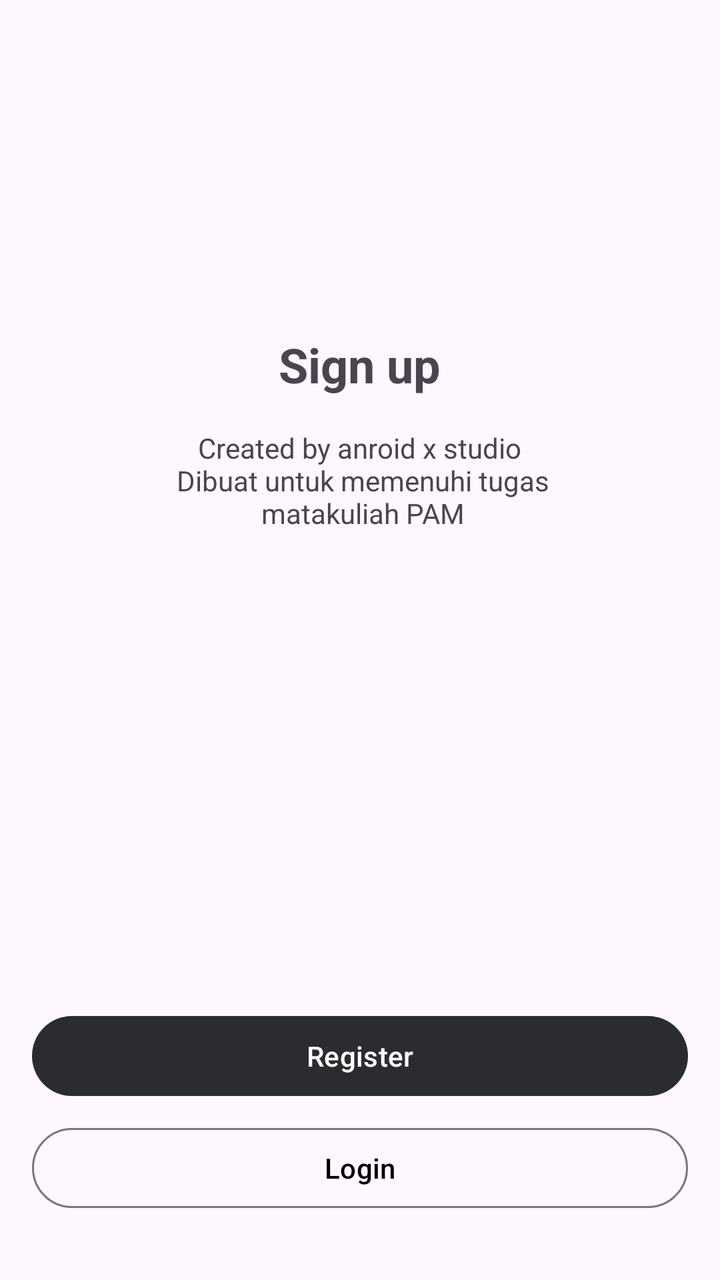
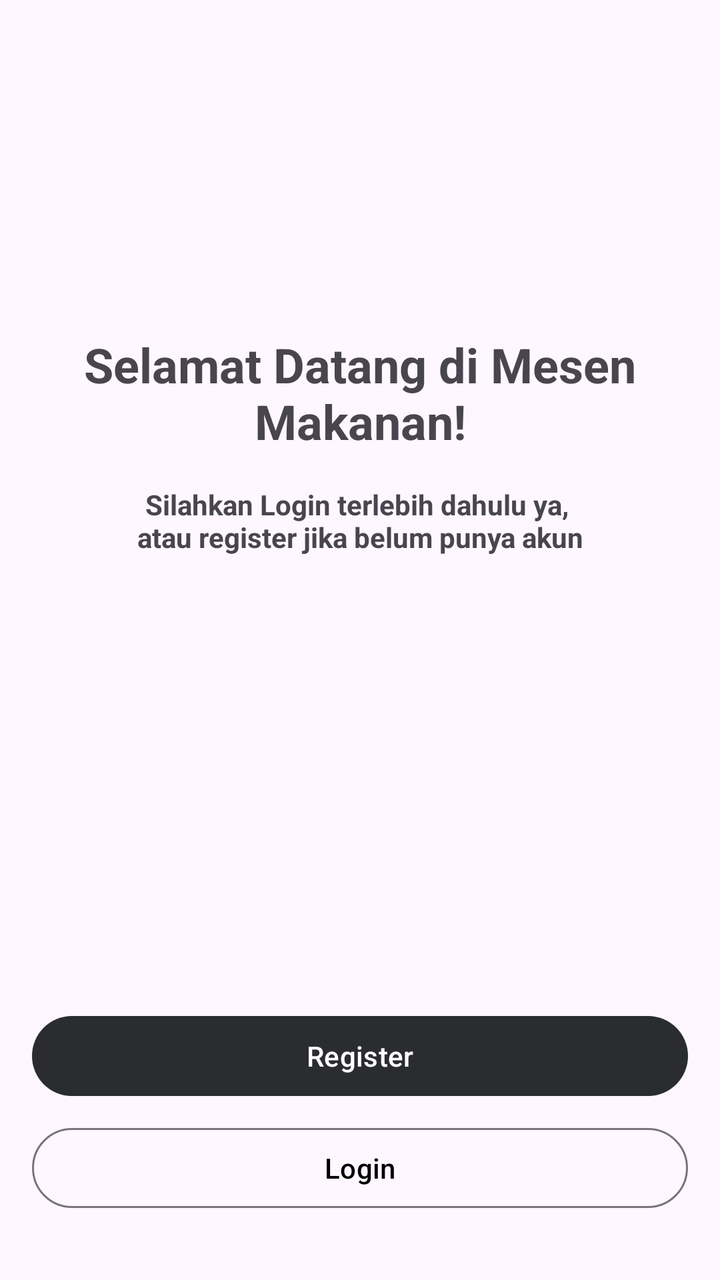

An Android layout rendered at two revisions. The XML below is the earlier revision; the diff shows what the commit changed to produce the second picture.
<!-- AndroidManifest.xml: application theme Theme.MesenMakanan -->
<!-- res/layout/activity_welcome.xml -->
<?xml version="1.0" encoding="utf-8"?>
<RelativeLayout xmlns:android="http://schemas.android.com/apk/res/android"
    xmlns:tools="http://schemas.android.com/tools"
    android:layout_width="match_parent"
    android:layout_height="match_parent"
    android:padding="16dp"
    tools:context=".WelcomeActivity">

    <TextView
        android:id="@+id/text_sign_up"
        android:layout_width="wrap_content"
        android:layout_height="wrap_content"
        android:text="Sign up"
        android:textSize="24sp"
        android:textStyle="bold"
        android:layout_centerHorizontal="true"
        android:layout_marginTop="150dp"/>

    <TextView
        android:id="@+id/text_description"
        android:layout_width="wrap_content"
        android:layout_height="wrap_content"
        android:text="Created by anroid x studio\n Dibuat untuk memenuhi tugas\n matakuliah PAM"
        android:textAlignment="center"
        android:layout_below="@id/text_sign_up"
        android:layout_centerHorizontal="true"
        android:layout_marginTop="16dp"/>

    <LinearLayout
        android:layout_width="match_parent"
        android:layout_height="wrap_content"
        android:orientation="vertical"
        android:layout_alignParentBottom="true"
        android:layout_marginBottom="16dp">

        <Button
            android:id="@+id/button_register"
            android:layout_width="match_parent"
            android:layout_height="wrap_content"
            android:text="Register"
            android:textColor="@color/white"
            tools:ignore="VisualLintButtonSize" />

        <Button
            android:id="@+id/button_login"
            style="?attr/materialButtonOutlinedStyle"
            android:layout_width="match_parent"
            android:layout_height="wrap_content"
            android:layout_marginTop="8dp"
            android:text="Login"
            android:textColor="@color/black"
            tools:ignore="VisualLintButtonSize" />
    </LinearLayout>

</RelativeLayout>
<!-- resources referenced by this layout -->
<resources>
  <color name="black">#FF000000</color>
  <color name="white">#FFFFFFFF</color>
  <style name="Theme.MesenMakanan" parent="Base.Theme.MesenMakanan" />
  <style name="Base.Theme.MesenMakanan" parent="Theme.Material3.DayNight.NoActionBar">
          
          <item name="colorPrimary">@color/storm_gray</item>
      </style>
  <color name="storm_gray">#2B2C2F</color>
</resources>

<!-- the commit's change to res/layout/activity_welcome.xml (unified diff, before → after) -->
@@ -10,21 +10,26 @@
         android:id="@+id/text_sign_up"
         android:layout_width="wrap_content"
         android:layout_height="wrap_content"
-        android:text="Sign up"
+        android:text="Selamat Datang di Mesen Makanan!"
         android:textSize="24sp"
         android:textStyle="bold"
+        android:textAlignment="center"
         android:layout_centerHorizontal="true"
-        android:layout_marginTop="150dp"/>
+        android:layout_marginTop="150dp"
+        tools:ignore="HardcodedText" />
 
     <TextView
         android:id="@+id/text_description"
         android:layout_width="wrap_content"
         android:layout_height="wrap_content"
-        android:text="Created by anroid x studio\n Dibuat untuk memenuhi tugas\n matakuliah PAM"
+        android:text="Silahkan Login terlebih dahulu ya, \natau register jika belum punya akun"
         android:textAlignment="center"
+        android:textStyle="bold"
+        android:textSize="14sp"
         android:layout_below="@id/text_sign_up"
         android:layout_centerHorizontal="true"
-        android:layout_marginTop="16dp"/>
+        android:layout_marginTop="16dp"
+        tools:ignore="HardcodedText" />
 
     <LinearLayout
         android:layout_width="match_parent"
@@ -39,7 +44,7 @@
             android:layout_height="wrap_content"
             android:text="Register"
             android:textColor="@color/white"
-            tools:ignore="VisualLintButtonSize" />
+            tools:ignore="HardcodedText,VisualLintButtonSize" />
 
         <Button
             android:id="@+id/button_login"
@@ -49,7 +54,7 @@
             android:layout_marginTop="8dp"
             android:text="Login"
             android:textColor="@color/black"
-            tools:ignore="VisualLintButtonSize" />
+            tools:ignore="HardcodedText,VisualLintButtonSize" />
     </LinearLayout>
 
 </RelativeLayout>
